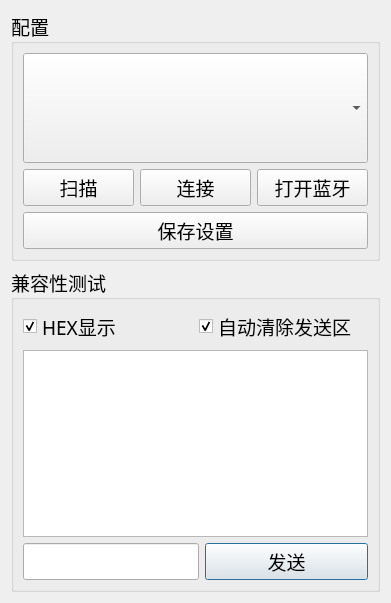
Above: configwindow.ui from ZzzzzzS/diansai2017Uper before the change. Below: the same form after it.
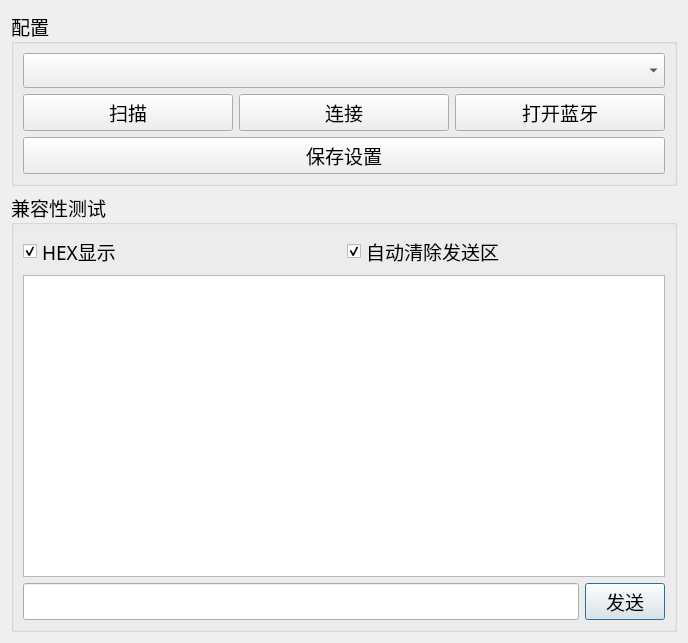
That is the form after the change.

The edit to the form file:
```diff
--- a/configwindow.ui
+++ b/configwindow.ui
@@ -6,8 +6,8 @@
    <rect>
     <x>0</x>
     <y>0</y>
-    <width>391</width>
-    <height>603</height>
+    <width>688</width>
+    <height>643</height>
    </rect>
   </property>
   <property name="font">
@@ -31,7 +31,7 @@
      <property name="minimumSize">
       <size>
        <width>0</width>
-       <height>250</height>
+       <height>0</height>
       </size>
      </property>
      <property name="maximumSize">
@@ -53,18 +53,8 @@
       <string>配置</string>
      </property>
      <layout class="QGridLayout" name="gridLayout">
-      <item row="0" column="0">
+      <item row="2" column="0">
        <layout class="QVBoxLayout" name="verticalLayout">
-        <item>
-         <widget class="QComboBox" name="BluetoothBox">
-          <property name="sizePolicy">
-           <sizepolicy hsizetype="Preferred" vsizetype="Expanding">
-            <horstretch>0</horstretch>
-            <verstretch>0</verstretch>
-           </sizepolicy>
-          </property>
-         </widget>
-        </item>
         <item>
          <layout class="QHBoxLayout" name="horizontalLayout">
           <item>
@@ -114,6 +104,19 @@
         </item>
        </layout>
       </item>
+      <item row="0" column="0">
+       <widget class="QComboBox" name="BluetoothBox">
+        <property name="sizePolicy">
+         <sizepolicy hsizetype="Preferred" vsizetype="Preferred">
+          <horstretch>0</horstretch>
+          <verstretch>0</verstretch>
+         </sizepolicy>
+        </property>
+        <property name="sizeAdjustPolicy">
+         <enum>QComboBox::AdjustToContents</enum>
+        </property>
+       </widget>
+      </item>
      </layout>
     </widget>
    </item>
@@ -202,7 +205,7 @@
           <item>
            <widget class="QTextEdit" name="ReceiveAera">
             <property name="sizePolicy">
-             <sizepolicy hsizetype="Preferred" vsizetype="Preferred">
+             <sizepolicy hsizetype="Preferred" vsizetype="Expanding">
               <horstretch>0</horstretch>
               <verstretch>0</verstretch>
              </sizepolicy>
@@ -224,7 +227,7 @@
             <item>
              <widget class="QLineEdit" name="SendAera">
               <property name="sizePolicy">
-               <sizepolicy hsizetype="Preferred" vsizetype="Preferred">
+               <sizepolicy hsizetype="Expanding" vsizetype="Preferred">
                 <horstretch>0</horstretch>
                 <verstretch>0</verstretch>
                </sizepolicy>
```
